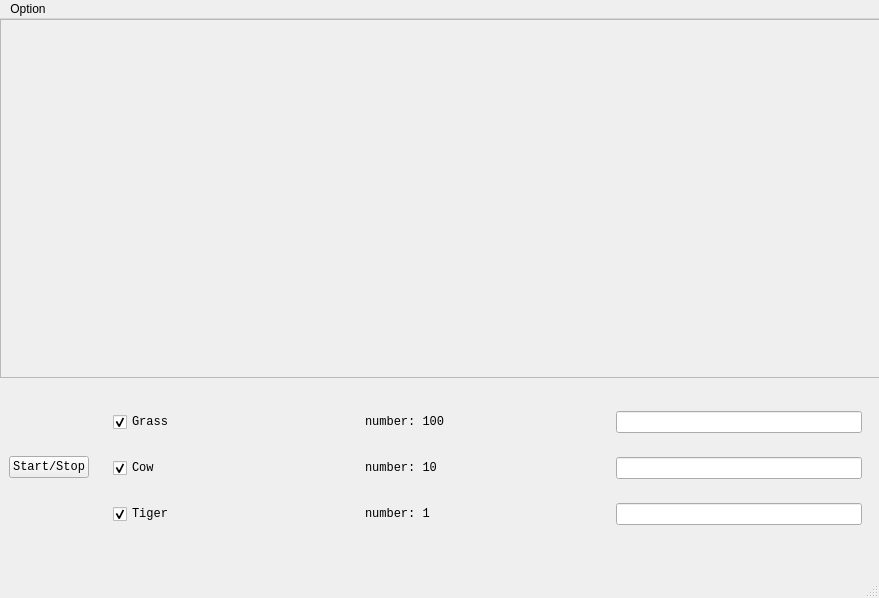
First picture: the form in mainwindow.ui, repository Ladbaby/Ecosphere, before the edit.
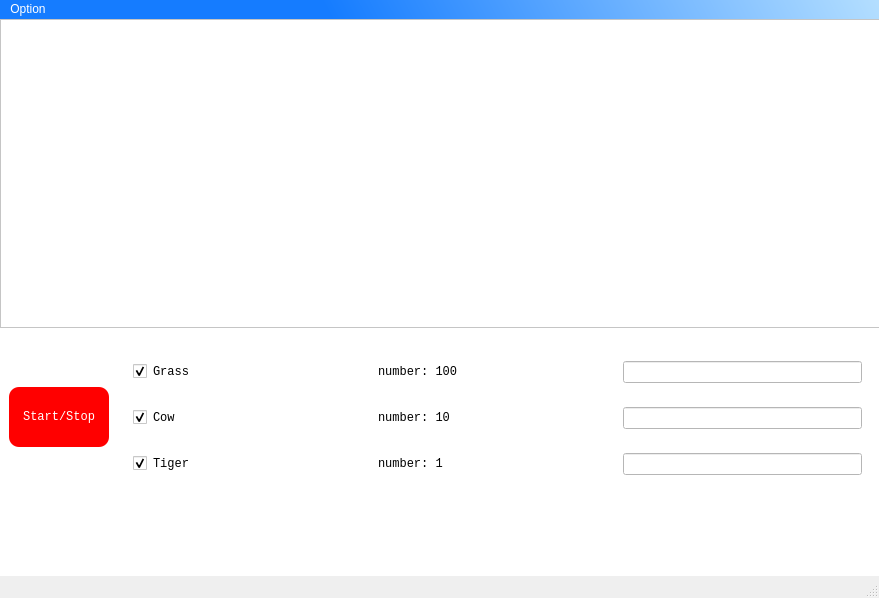
Second picture: the form after the edit. Custom widgets are drawn as their Qt base class.

Patch:
```diff
--- a/mainwindow.ui
+++ b/mainwindow.ui
@@ -14,6 +14,9 @@
    <string>MainWindow</string>
   </property>
   <widget class="QWidget" name="centralwidget">
+   <property name="styleSheet">
+    <string notr="true">background-color: rgb(255, 255, 255);</string>
+   </property>
    <widget class="QWidget" name="verticalWidget" native="true">
     <property name="geometry">
      <rect>
@@ -25,7 +28,7 @@
     </property>
     <layout class="QVBoxLayout" name="verticalLayout">
      <property name="bottomMargin">
-      <number>50</number>
+      <number>100</number>
      </property>
      <item>
       <widget class="QScrollArea" name="scrollArea">
@@ -43,8 +46,8 @@
          <rect>
           <x>0</x>
           <y>0</y>
-          <width>861</width>
-          <height>357</height>
+          <width>865</width>
+          <height>330</height>
          </rect>
         </property>
        </widget>
@@ -64,6 +67,10 @@
          <height>100</height>
         </size>
        </property>
+       <property name="styleSheet">
+        <string notr="true">border-color: rgb(85, 170, 255);
+background-color: rgb(255,255,255);</string>
+       </property>
        <layout class="QHBoxLayout" name="horizontalLayout">
         <property name="sizeConstraint">
          <enum>QLayout::SetDefaultConstraint</enum>
@@ -79,11 +86,22 @@
             <verstretch>0</verstretch>
            </sizepolicy>
           </property>
+          <property name="minimumSize">
+           <size>
+            <width>100</width>
+            <height>60</height>
+           </size>
+          </property>
           <property name="font">
            <font>
             <family>Consolas</family>
            </font>
           </property>
+          <property name="styleSheet">
+           <string notr="true">background-color: rgb(255, 0, 0);
+color: rgb(255, 255, 255);
+border-radius:10px;</string>
+          </property>
           <property name="text">
            <string>Start/Stop</string>
           </property>
@@ -142,6 +160,15 @@
                   <verstretch>0</verstretch>
                  </sizepolicy>
                 </property>
+                <property name="minimumSize">
+                 <size>
+                  <width>0</width>
+                  <height>0</height>
+                 </size>
+                </property>
+                <property name="styleSheet">
+                 <string notr="true"/>
+                </property>
                 <property name="clearButtonEnabled">
                  <bool>false</bool>
                 </property>
@@ -254,9 +281,310 @@
      <x>0</x>
      <y>0</y>
      <width>879</width>
-     <height>22</height>
+     <height>20</height>
     </rect>
    </property>
+   <property name="palette">
+    <palette>
+     <active>
+      <colorrole role="WindowText">
+       <brush brushstyle="SolidPattern">
+        <color alpha="255">
+         <red>255</red>
+         <green>255</green>
+         <blue>255</blue>
+        </color>
+       </brush>
+      </colorrole>
+      <colorrole role="Button">
+       <brush brushstyle="LinearGradientPattern">
+        <gradient startx="0.000000000000000" starty="0.528045000000000" endx="1.000000000000000" endy="0.517000000000000" type="LinearGradient" spread="PadSpread" coordinatemode="ObjectBoundingMode">
+         <gradientstop position="0.370787000000000">
+          <color alpha="255">
+           <red>21</red>
+           <green>124</green>
+           <blue>255</blue>
+          </color>
+         </gradientstop>
+         <gradientstop position="1.000000000000000">
+          <color alpha="255">
+           <red>179</red>
+           <green>222</green>
+           <blue>255</blue>
+          </color>
+         </gradientstop>
+        </gradient>
+       </brush>
+      </colorrole>
+      <colorrole role="Text">
+       <brush brushstyle="SolidPattern">
+        <color alpha="255">
+         <red>255</red>
+         <green>255</green>
+         <blue>255</blue>
+        </color>
+       </brush>
+      </colorrole>
+      <colorrole role="ButtonText">
+       <brush brushstyle="SolidPattern">
+        <color alpha="255">
+         <red>255</red>
+         <green>255</green>
+         <blue>255</blue>
+        </color>
+       </brush>
+      </colorrole>
+      <colorrole role="Base">
+       <brush brushstyle="LinearGradientPattern">
+        <gradient startx="0.000000000000000" starty="0.528045000000000" endx="1.000000000000000" endy="0.517000000000000" type="LinearGradient" spread="PadSpread" coordinatemode="ObjectBoundingMode">
+         <gradientstop position="0.370787000000000">
+          <color alpha="255">
+           <red>21</red>
+           <green>124</green>
+           <blue>255</blue>
+          </color>
+         </gradientstop>
+         <gradientstop position="1.000000000000000">
+          <color alpha="255">
+           <red>179</red>
+           <green>222</green>
+           <blue>255</blue>
+          </color>
+         </gradientstop>
+        </gradient>
+       </brush>
+      </colorrole>
+      <colorrole role="Window">
+       <brush brushstyle="LinearGradientPattern">
+        <gradient startx="0.000000000000000" starty="0.528045000000000" endx="1.000000000000000" endy="0.517000000000000" type="LinearGradient" spread="PadSpread" coordinatemode="ObjectBoundingMode">
+         <gradientstop position="0.370787000000000">
+          <color alpha="255">
+           <red>21</red>
+           <green>124</green>
+           <blue>255</blue>
+          </color>
+         </gradientstop>
+         <gradientstop position="1.000000000000000">
+          <color alpha="255">
+           <red>179</red>
+           <green>222</green>
+           <blue>255</blue>
+          </color>
+         </gradientstop>
+        </gradient>
+       </brush>
+      </colorrole>
+      <colorrole role="PlaceholderText">
+       <brush brushstyle="NoBrush">
+        <color alpha="128">
+         <red>255</red>
+         <green>255</green>
+         <blue>255</blue>
+        </color>
+       </brush>
+      </colorrole>
+     </active>
+     <inactive>
+      <colorrole role="WindowText">
+       <brush brushstyle="SolidPattern">
+        <color alpha="255">
+         <red>255</red>
+         <green>255</green>
+         <blue>255</blue>
+        </color>
+       </brush>
+      </colorrole>
+      <colorrole role="Button">
+       <brush brushstyle="LinearGradientPattern">
+        <gradient startx="0.000000000000000" starty="0.528045000000000" endx="1.000000000000000" endy="0.517000000000000" type="LinearGradient" spread="PadSpread" coordinatemode="ObjectBoundingMode">
+         <gradientstop position="0.370787000000000">
+          <color alpha="255">
+           <red>21</red>
+           <green>124</green>
+           <blue>255</blue>
+          </color>
+         </gradientstop>
+         <gradientstop position="1.000000000000000">
+          <color alpha="255">
+           <red>179</red>
+           <green>222</green>
+           <blue>255</blue>
+          </color>
+         </gradientstop>
+        </gradient>
+       </brush>
+      </colorrole>
+      <colorrole role="Text">
+       <brush brushstyle="SolidPattern">
+        <color alpha="255">
+         <red>255</red>
+         <green>255</green>
+         <blue>255</blue>
+        </color>
+       </brush>
+      </colorrole>
+      <colorrole role="ButtonText">
+       <brush brushstyle="SolidPattern">
+        <color alpha="255">
+         <red>255</red>
+         <green>255</green>
+         <blue>255</blue>
+        </color>
+       </brush>
+      </colorrole>
+      <colorrole role="Base">
+       <brush brushstyle="LinearGradientPattern">
+        <gradient startx="0.000000000000000" starty="0.528045000000000" endx="1.000000000000000" endy="0.517000000000000" type="LinearGradient" spread="PadSpread" coordinatemode="ObjectBoundingMode">
+         <gradientstop position="0.370787000000000">
+          <color alpha="255">
+           <red>21</red>
+           <green>124</green>
+           <blue>255</blue>
+          </color>
+         </gradientstop>
+         <gradientstop position="1.000000000000000">
+          <color alpha="255">
+           <red>179</red>
+           <green>222</green>
+           <blue>255</blue>
+          </color>
+         </gradientstop>
+        </gradient>
+       </brush>
+      </colorrole>
+      <colorrole role="Window">
+       <brush brushstyle="LinearGradientPattern">
+        <gradient startx="0.000000000000000" starty="0.528045000000000" endx="1.000000000000000" endy="0.517000000000000" type="LinearGradient" spread="PadSpread" coordinatemode="ObjectBoundingMode">
+         <gradientstop position="0.370787000000000">
+          <color alpha="255">
+           <red>21</red>
+           <green>124</green>
+           <blue>255</blue>
+          </color>
+         </gradientstop>
+         <gradientstop position="1.000000000000000">
+          <color alpha="255">
+           <red>179</red>
+           <green>222</green>
+           <blue>255</blue>
+          </color>
+         </gradientstop>
+        </gradient>
+       </brush>
+      </colorrole>
+      <colorrole role="PlaceholderText">
+       <brush brushstyle="NoBrush">
+        <color alpha="128">
+         <red>255</red>
+         <green>255</green>
+         <blue>255</blue>
+        </color>
+       </brush>
+      </colorrole>
+     </inactive>
+     <disabled>
+      <colorrole role="WindowText">
+       <brush brushstyle="SolidPattern">
+        <color alpha="255">
+         <red>255</red>
+         <green>255</green>
+         <blue>255</blue>
+        </color>
+       </brush>
+      </colorrole>
+      <colorrole role="Button">
+       <brush brushstyle="LinearGradientPattern">
+        <gradient startx="0.000000000000000" starty="0.528045000000000" endx="1.000000000000000" endy="0.517000000000000" type="LinearGradient" spread="PadSpread" coordinatemode="ObjectBoundingMode">
+         <gradientstop position="0.370787000000000">
+          <color alpha="255">
+           <red>21</red>
+           <green>124</green>
+           <blue>255</blue>
+          </color>
+         </gradientstop>
+         <gradientstop position="1.000000000000000">
+          <color alpha="255">
+           <red>179</red>
+           <green>222</green>
+           <blue>255</blue>
+          </color>
+         </gradientstop>
+        </gradient>
+       </brush>
+      </colorrole>
+      <colorrole role="Text">
+       <brush brushstyle="SolidPattern">
+        <color alpha="255">
+         <red>255</red>
+         <green>255</green>
+         <blue>255</blue>
+        </color>
+       </brush>
+      </colorrole>
+      <colorrole role="ButtonText">
+       <brush brushstyle="SolidPattern">
+        <color alpha="255">
+         <red>255</red>
+         <green>255</green>
+         <blue>255</blue>
+        </color>
+       </brush>
+      </colorrole>
+      <colorrole role="Base">
+       <brush brushstyle="LinearGradientPattern">
+        <gradient startx="0.000000000000000" starty="0.528045000000000" endx="1.000000000000000" endy="0.517000000000000" type="LinearGradient" spread="PadSpread" coordinatemode="ObjectBoundingMode">
+         <gradientstop position="0.370787000000000">
+          <color alpha="255">
+           <red>21</red>
+           <green>124</green>
+           <blue>255</blue>
+          </color>
+         </gradientstop>
+         <gradientstop position="1.000000000000000">
+          <color alpha="255">
+           <red>179</red>
+           <green>222</green>
+           <blue>255</blue>
+          </color>
+         </gradientstop>
+        </gradient>
+       </brush>
+      </colorrole>
+      <colorrole role="Window">
+       <brush brushstyle="LinearGradientPattern">
+        <gradient startx="0.000000000000000" starty="0.528045000000000" endx="1.000000000000000" endy="0.517000000000000" type="LinearGradient" spread="PadSpread" coordinatemode="ObjectBoundingMode">
+         <gradientstop position="0.370787000000000">
+          <color alpha="255">
+           <red>21</red>
+           <green>124</green>
+           <blue>255</blue>
+          </color>
+         </gradientstop>
+         <gradientstop position="1.000000000000000">
+          <color alpha="255">
+           <red>179</red>
+           <green>222</green>
+           <blue>255</blue>
+          </color>
+         </gradientstop>
+        </gradient>
+       </brush>
+      </colorrole>
+      <colorrole role="PlaceholderText">
+       <brush brushstyle="NoBrush">
+        <color alpha="128">
+         <red>255</red>
+         <green>255</green>
+         <blue>255</blue>
+        </color>
+       </brush>
+      </colorrole>
+     </disabled>
+    </palette>
+   </property>
+   <property name="styleSheet">
+    <string notr="true">background-color: qlineargradient(spread:pad, x1:0, y1:0.528045, x2:1, y2:0.517, stop:0.370787 rgba(21, 124, 255, 255), stop:1 rgba(179, 222, 255, 255)); color: white;</string>
+   </property>
    <widget class="QMenu" name="menuwtf">
     <property name="title">
      <string>Option</string>
```
Left out of the diff: 211 changed lines with no effect on the pictures.
